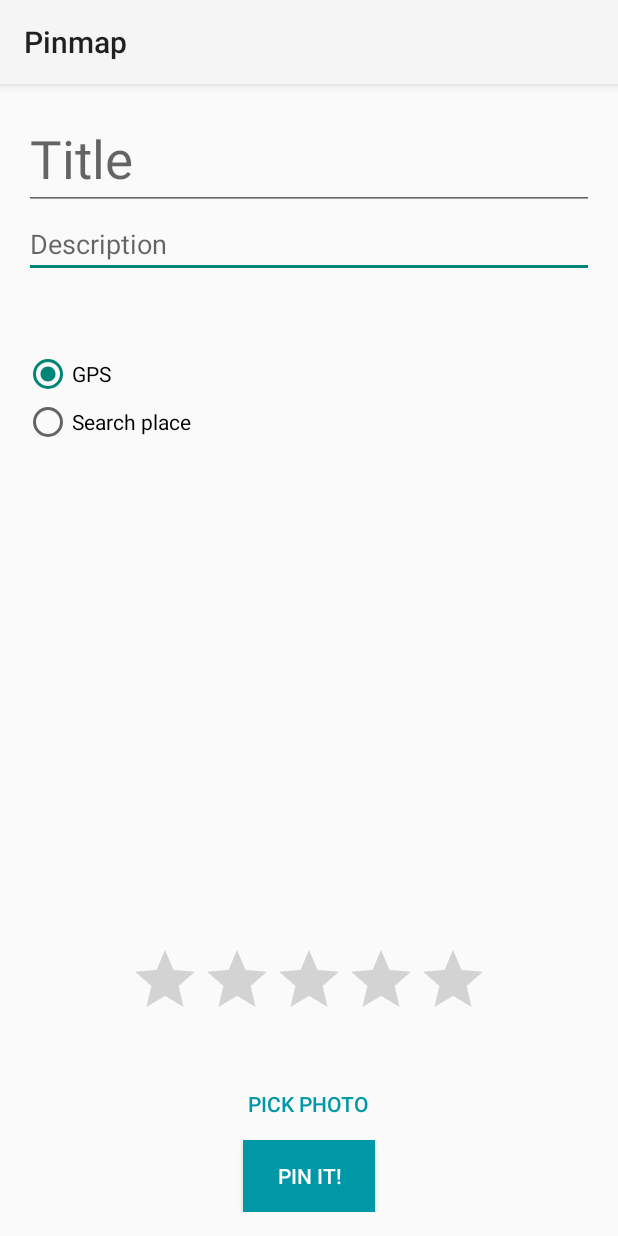
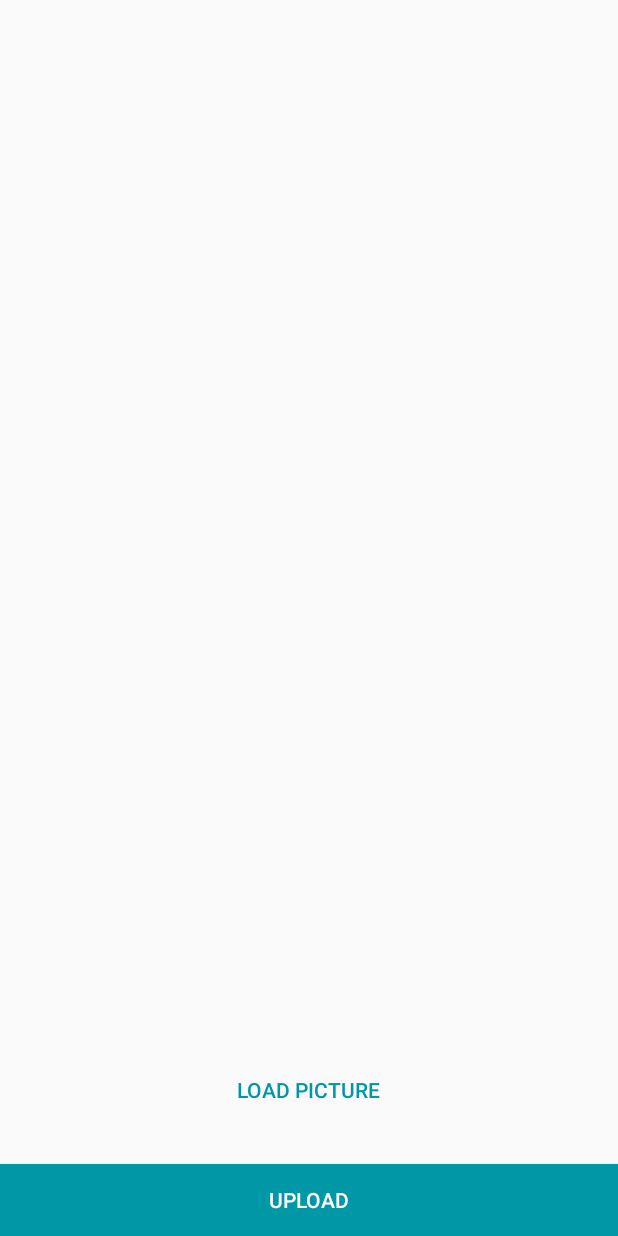
Before and after one commit to mvidalgarcia/pinmap, an Android app: the fragment PinFormFragment shown on its own in the app's theme, after a tap on "PICK PHOTO", on a phone screen of 412 x 824 dp. Run offline under Robolectric (Android 15) with nearby library versions, the phone set to English and light mode, and no system bars; libraries missing offline, so code that uses them is left out: com.loopj.android; network calls fail.

Commit message:
Upload image to server

```diff
--- /dev/null
+++ b/app/src/main/java/com/mvidalgarcia/pinmap/PhotoActivity.java
@@ -0,0 +1,208 @@
+package com.mvidalgarcia.pinmap;
+
+import android.annotation.SuppressLint;
+import android.app.Activity;
+import android.app.ProgressDialog;
+import android.content.Intent;
+import android.database.Cursor;
+import android.graphics.Bitmap;
+import android.graphics.BitmapFactory;
+import android.net.Uri;
+import android.os.AsyncTask;
+import android.os.Bundle;
+import android.provider.MediaStore;
+import android.util.Base64;
+import android.view.View;
+import android.widget.ImageView;
+import android.widget.Toast;
+
+import com.loopj.android.http.AsyncHttpClient;
+import com.loopj.android.http.AsyncHttpResponseHandler;
+import com.loopj.android.http.RequestParams;
+
+import java.io.ByteArrayOutputStream;
+
+@SuppressLint("NewApi")
+public class PhotoActivity extends Activity {
+	ProgressDialog prgDialog;
+	String encodedString;
+	RequestParams params = new RequestParams();
+	String imgPath, fileName;
+	Bitmap bitmap;
+	private static int RESULT_LOAD_IMG = 1;
+
+	@Override
+	protected void onCreate(Bundle savedInstanceState) {
+		super.onCreate(savedInstanceState);
+		setContentView(R.layout.activity_photo);
+		prgDialog = new ProgressDialog(this);
+		// Set Cancelable as False
+		prgDialog.setCancelable(false);
+        Intent intent = getIntent();
+        fileName = intent.getStringExtra(PinFormFragment.EPOCH);
+	}
+
+	public void loadImagefromGallery(View view) {
+		// Create intent to Open Image applications like Gallery, Google Photos
+		Intent galleryIntent = new Intent(Intent.ACTION_PICK,
+				android.provider.MediaStore.Images.Media.EXTERNAL_CONTENT_URI);
+		// Start the Intent
+		startActivityForResult(galleryIntent, RESULT_LOAD_IMG);
+	}
+
+	// When Image is selected from Gallery
+	@Override
+	protected void onActivityResult(int requestCode, int resultCode, Intent data) {
+		super.onActivityResult(requestCode, resultCode, data);
+		try {
+			// When an Image is picked
+			if (requestCode == RESULT_LOAD_IMG && resultCode == RESULT_OK
+					&& null != data) {
+				// Get the Image from data
+
+				Uri selectedImage = data.getData();
+				String[] filePathColumn = { MediaStore.Images.Media.DATA };
+
+				// Get the cursor
+				Cursor cursor = getContentResolver().query(selectedImage,
+						filePathColumn, null, null, null);
+				// Move to first row
+				cursor.moveToFirst();
+
+				int columnIndex = cursor.getColumnIndex(filePathColumn[0]);
+				imgPath = cursor.getString(columnIndex);
+				cursor.close();
+				ImageView imgView = (ImageView) findViewById(R.id.imgView);
+				// Set the Image in ImageView
+				imgView.setImageBitmap(BitmapFactory
+						.decodeFile(imgPath));
+				// Add image extension
+				fileName += ".jpg";
+				// Put file name in Async Http Post Param which will used in Php web app
+				params.put("filename", fileName);
+
+			} else {
+				Toast.makeText(this, "You haven't picked Image",
+                        Toast.LENGTH_LONG).show();
+			}
+		} catch (Exception e) {
+			Toast.makeText(this, "Something went wrong", Toast.LENGTH_LONG)
+					.show();
+		}
+
+	}
+
+	// When Upload button is clicked
+	public void uploadImage(View v) {
+		// When Image is selected from Gallery
+		if (imgPath != null && !imgPath.isEmpty()) {
+			prgDialog.setMessage("Converting Image to Binary Data");
+			prgDialog.show();
+			// Convert image to String using Base64
+			encodeImagetoString();
+		// When Image is not selected from Gallery
+		} else {
+			Toast.makeText(
+                    getApplicationContext(),
+                    "You must select image from gallery before you try to upload",
+                    Toast.LENGTH_LONG).show();
+		}
+	}
+
+	// AsyncTask - To convert Image to String
+	public void encodeImagetoString() {
+		new AsyncTask<Void, Void, String>() {
+
+			protected void onPreExecute() {
+
+			};
+
+			@Override
+			protected String doInBackground(Void... params) {
+				BitmapFactory.Options options = null;
+				options = new BitmapFactory.Options();
+				options.inSampleSize = 3;
+				bitmap = BitmapFactory.decodeFile(imgPath,
+                        options);
+				ByteArrayOutputStream stream = new ByteArrayOutputStream();
+				// Must compress the Image to reduce image size to make upload easy
+				bitmap.compress(Bitmap.CompressFormat.PNG, 50, stream);
+				byte[] byte_arr = stream.toByteArray();
+				// Encode Image to String
+				encodedString = Base64.encodeToString(byte_arr, 0);
+				return "";
+			}
+
+			@Override
+			protected void onPostExecute(String msg) {
+				prgDialog.setMessage("Uploading...");
+				// Put converted Image string into Async Http Post param
+				params.put("image", encodedString);
+				// Trigger Image upload
+				triggerImageUpload();
+			}
+		}.execute(null, null, null);
+	}
+
+	public void triggerImageUpload() {
+		makeHTTPCall();
+	}
+
+	// Make Http call to upload Image to Php server
+	public void makeHTTPCall() {
+		prgDialog.setMessage("Uploading photo...");
+		AsyncHttpClient client = new AsyncHttpClient();
+		client.post("http://156.35.95.75:9090/upload_image.php",
+				params, new AsyncHttpResponseHandler() {
+					// When the response returned by REST has Http
+					// response code '200'
+					@Override
+					public void onSuccess(String response) {
+						// Hide Progress Dialog
+						prgDialog.hide();
+						Toast.makeText(getApplicationContext(), response,
+                                Toast.LENGTH_LONG).show();
+                        finish();
+					}
+
+					// When the response returned by REST has Http
+					// response code other than '200' such as '404',
+					// '500' or '403' etc
+					@Override
+					public void onFailure(int statusCode, Throwable error,
+							String content) {
+						// Hide Progress Dialog
+						prgDialog.hide();
+						// When Http response code is '404'
+						if (statusCode == 404) {
+							Toast.makeText(getApplicationContext(),
+                                    "Requested resource not found",
+                                    Toast.LENGTH_LONG).show();
+						}
+						// When Http response code is '500'
+						else if (statusCode == 500) {
+							Toast.makeText(getApplicationContext(),
+                                    "Something went wrong at server end",
+                                    Toast.LENGTH_LONG).show();
+						}
+						// When Http response code other than 404, 500
+						else {
+							Toast.makeText(
+                                    getApplicationContext(),
+                                    "Error Occured \n Most Common Error: \n1. Device not connected to Internet\n2. Web App is not deployed in App server\n3. App server is not running\n HTTP Status code : "
+                                            + statusCode, Toast.LENGTH_LONG)
+									.show();
+						}
+					}
+				});
+	}
+
+	@Override
+	protected void onDestroy() {
+		super.onDestroy();
+		// Dismiss the progress bar when application is closed
+		if (prgDialog != null) {
+			prgDialog.dismiss();
+		}
+	}
+}
--- a/app/src/main/java/com/mvidalgarcia/pinmap/PinFormFragment.java
+++ b/app/src/main/java/com/mvidalgarcia/pinmap/PinFormFragment.java
@@ -3,9 +3,11 @@ package com.mvidalgarcia.pinmap;
 
 import android.content.Context;
 import android.content.Intent;
+import android.net.Uri;
 import android.os.Bundle;
 import android.support.annotation.Nullable;
 import android.support.v4.app.Fragment;
+import android.util.Log;
 import android.view.ContextThemeWrapper;
 import android.view.LayoutInflater;
 import android.view.View;
@@ -15,9 +17,20 @@ import android.widget.RatingBar;
 import android.widget.Toast;
 
 import com.mvidalgarcia.pinmap.business.GeocodingLocation;
+import com.mvidalgarcia.pinmap.model.Pin;
+import com.mvidalgarcia.pinmap.ws.PinWS;
+import com.mvidalgarcia.pinmap.ws.impl.PinREST;
+
+import java.io.IOException;
 
 
 public class PinFormFragment extends Fragment {
+    private static final String TAG = "PinFormFragment";
+    public final static String EPOCH = "com.mvidalgarcia.pinmap.EPOCH";
+    private static final String GPLUSID = "904972304704039106999";
+    private static final String PHOTOS_URI = "http://156.35.95.75:8080/";
+    private long epoch = -1;
+
 
     @Override
     public View onCreateView(LayoutInflater inflater, @Nullable ViewGroup container, @Nullable Bundle savedInstanceState) {
@@ -35,9 +48,10 @@ public class PinFormFragment extends Fragment {
         view.findViewById(R.id.pick_button).setOnClickListener(new View.OnClickListener() {
             @Override
             public void onClick(View v) {
-                Intent photoPickerIntent = new Intent(Intent.ACTION_PICK);
-                photoPickerIntent.setType("image/*");
-                startActivityForResult(photoPickerIntent, MyNavigationDrawer.SELECT_PHOTO);
+                Intent intent = new Intent(getActivity(), PhotoActivity.class);
+                epoch = System.currentTimeMillis()/1000;
+                intent.putExtra(EPOCH, String.valueOf(epoch));
+                startActivity(intent);
             }
         });
 
@@ -67,10 +81,17 @@ public class PinFormFragment extends Fragment {
             public void onClick(View v) {
                 View view = getView();
                 if(view != null) {
+                    String photo_url = "";
                     EditText title = (EditText) view.findViewById(R.id.formTitle);
                     EditText description = (EditText) view.findViewById(R.id.formDescription);
                     RatingBar rating = (RatingBar) view.findViewById(R.id.ratingBar);
-                    long epoch = System.currentTimeMillis()/1000;
+                    // If epoch not established (no photo)
+                    if (epoch == -1) {
+                        epoch = System.currentTimeMillis() / 1000;
+                    }
+                    else {
+                        photo_url = PHOTOS_URI+String.valueOf(epoch)+".jpg";
+                    }
                     EditText place = (EditText) view.findViewById(R.id.editTextPlace);
                     double lat = GeocodingLocation .getLatitudeFromLocation(place.getText().toString(), getActivity());
                     double lng = GeocodingLocation .getLongitudeFromLocation(place.getText().toString(), getActivity());
@@ -79,12 +100,24 @@ public class PinFormFragment extends Fragment {
                     if (lat != -1 && lng != -1)
                         toastTxt += " " + lat + " " + lng;
                     Toast.makeText(getActivity(), toastTxt, Toast.LENGTH_SHORT).show();
+                    PinWS service = new PinREST();
+                    Pin pin = new Pin(title.getText().toString(), description.getText().toString(),
+                            rating.getRating(), lat, lng, photo_url, (int)epoch, GPLUSID);
+                    try {
+                        service.insertPin(pin);
+                    } catch (IOException e) {
+                        e.printStackTrace();
+                    }
+                    // Go to map (Simulate tapping back button)
+                    getActivity().onBackPressed();
                 }
             }
         });
 
+
         return view;
-
     }
 
+
+
 }
--- /dev/null
+++ b/app/src/main/res/layout/activity_photo.xml
@@ -0,0 +1,36 @@
+<?xml version="1.0" encoding="utf-8"?>
+<LinearLayout xmlns:android="http://schemas.android.com/apk/res/android"
+    android:layout_width="fill_parent"
+    android:layout_height="fill_parent"
+    android:orientation="vertical" >
+
+    <ImageView
+        android:id="@+id/imgView"
+        android:layout_width="fill_parent"
+        android:layout_height="wrap_content"
+        android:layout_weight="1" >
+    </ImageView>
+
+    <Button
+        android:id="@+id/buttonLoadPicture"
+        android:layout_width="wrap_content"
+        android:layout_height="wrap_content"
+        android:layout_gravity="center"
+        android:layout_weight="0"
+        android:onClick="loadImagefromGallery"
+        android:text="@string/load_picture"
+        style="?android:attr/borderlessButtonStyle"
+        android:textColor="#ff0097a7"
+        android:textSize="14sp" >
+    </Button>
+
+    <Button
+        android:layout_width="fill_parent"
+        android:layout_height="wrap_content"
+        android:layout_marginTop="25dp"
+        android:onClick="uploadImage"
+        android:text="@string/upload"
+        android:background="#ff0097a7"
+        android:textColor="#ffffffff"/>
+
+</LinearLayout>
--- a/app/src/main/res/layout/pin_form_fragment.xml
+++ b/app/src/main/res/layout/pin_form_fragment.xml
@@ -84,7 +84,7 @@
         android:layout_height="wrap_content"
         android:id="@+id/formTitle"
         android:hint="@string/title"
-        android:textSize="35dp"
+        android:textSize="30dp"
         android:singleLine="false"
         android:layout_alignParentTop="true"
         android:layout_alignParentRight="true"
--- a/app/src/main/res/values/strings.xml
+++ b/app/src/main/res/values/strings.xml
@@ -9,4 +9,7 @@
     <string name="pin_it">Pin it!</string>
     <string name="search_place">Search place</string>
     <string name="gps">GPS</string>
+    <!-- Upload activity -->
+    <string name="load_picture">Load Picture</string>
+    <string name="upload">Upload</string>
 </resources>
```
Also changed, not shown: app/src/main/AndroidManifest.xml (+8 -0 lines), app/src/main/java/com/mvidalgarcia/pinmap/MapFragment.java (+2 -7 lines), app/src/main/java/com/mvidalgarcia/pinmap/MyNavigationDrawer.java (+4 -25 lines), 1 other file.
